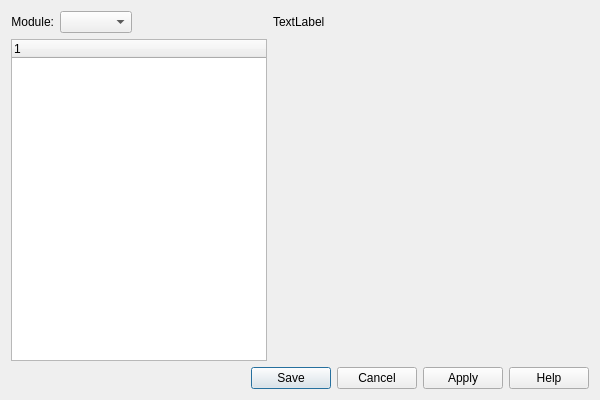
WooodHead/xtuple, file xtuple/trunk/guiclient/setup.ui: the form before one commit.
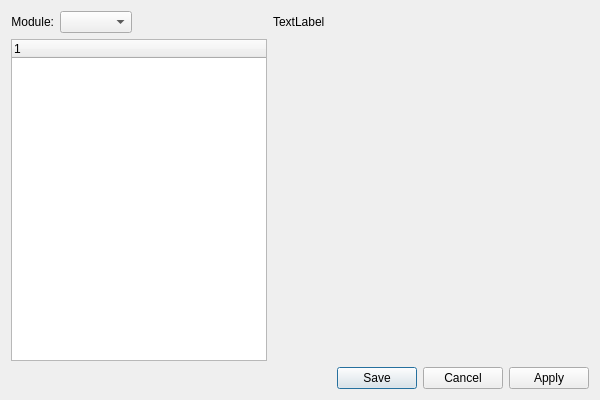
The form after the commit. Custom widgets are drawn as their Qt base class.

Commit message: Remove non-functional help button.  Move bank account to Account Mappings group.

```diff
--- a/xtuple/trunk/guiclient/setup.ui
+++ b/xtuple/trunk/guiclient/setup.ui
@@ -86,7 +86,7 @@
       <enum>Qt::Horizontal</enum>
      </property>
      <property name="standardButtons">
-      <set>QDialogButtonBox::Apply|QDialogButtonBox::Cancel|QDialogButtonBox::Help|QDialogButtonBox::Save</set>
+      <set>QDialogButtonBox::Apply|QDialogButtonBox::Cancel|QDialogButtonBox::Save</set>
      </property>
     </widget>
    </item>
```
The commit also changes 1 other file.
